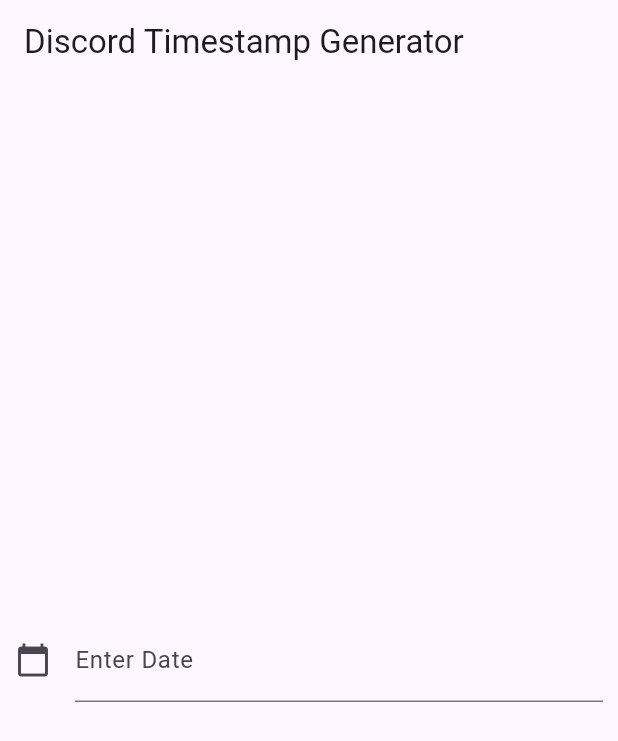
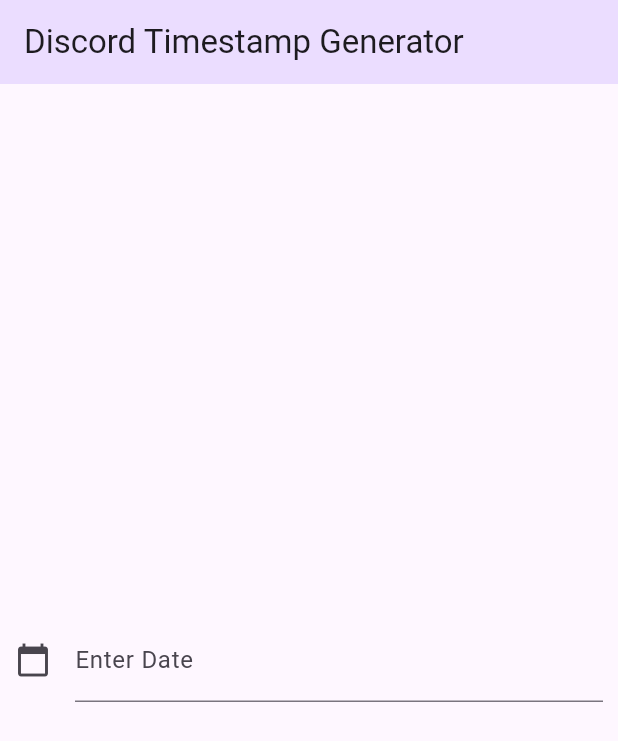
Before and after one commit to creationUnbound/DiscordTimestampGenerator, a Flutter app: the screen it shows after launch, on a phone screen of 412 x 824 dp. Shown: the top 741 px of the screen. Run offline on Flutter 3.47's test engine with Material 2 defaults, Android fonts, the phone set to English and light mode, and no system bars.

Commit message:
Added background color to AppBar.

```diff
--- a/discord_timestamp_generator/lib/homepage.dart
+++ b/discord_timestamp_generator/lib/homepage.dart
@@ -17,7 +17,10 @@ class _HomePageState extends State<HomePage> {
   @override
   Widget build(BuildContext context) {
     return Scaffold(
-        appBar: AppBar(title: const Text("Discord Timestamp Generator")),
+        appBar: AppBar(
+          title: const Text("Discord Timestamp Generator"),
+          backgroundColor: Theme.of(context).colorScheme.primaryContainer,
+        ),
         body: Container(
             padding: const EdgeInsets.all(10),
             child: Center(
```
